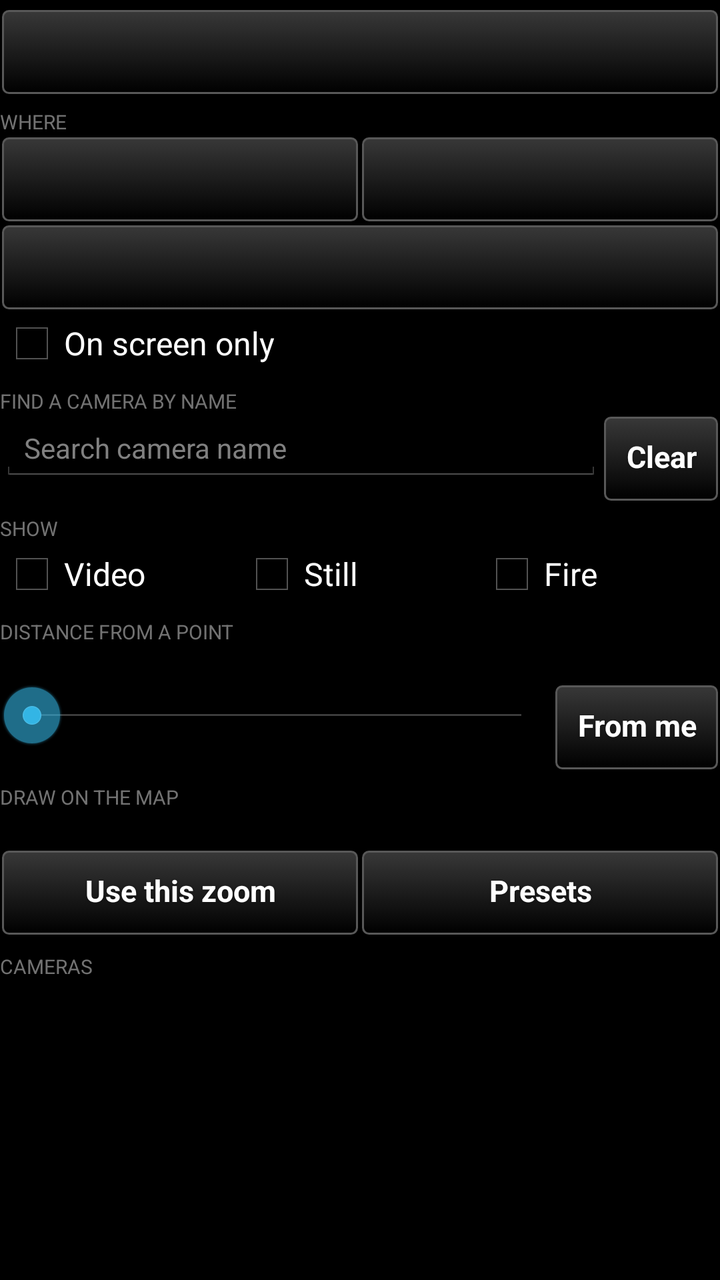
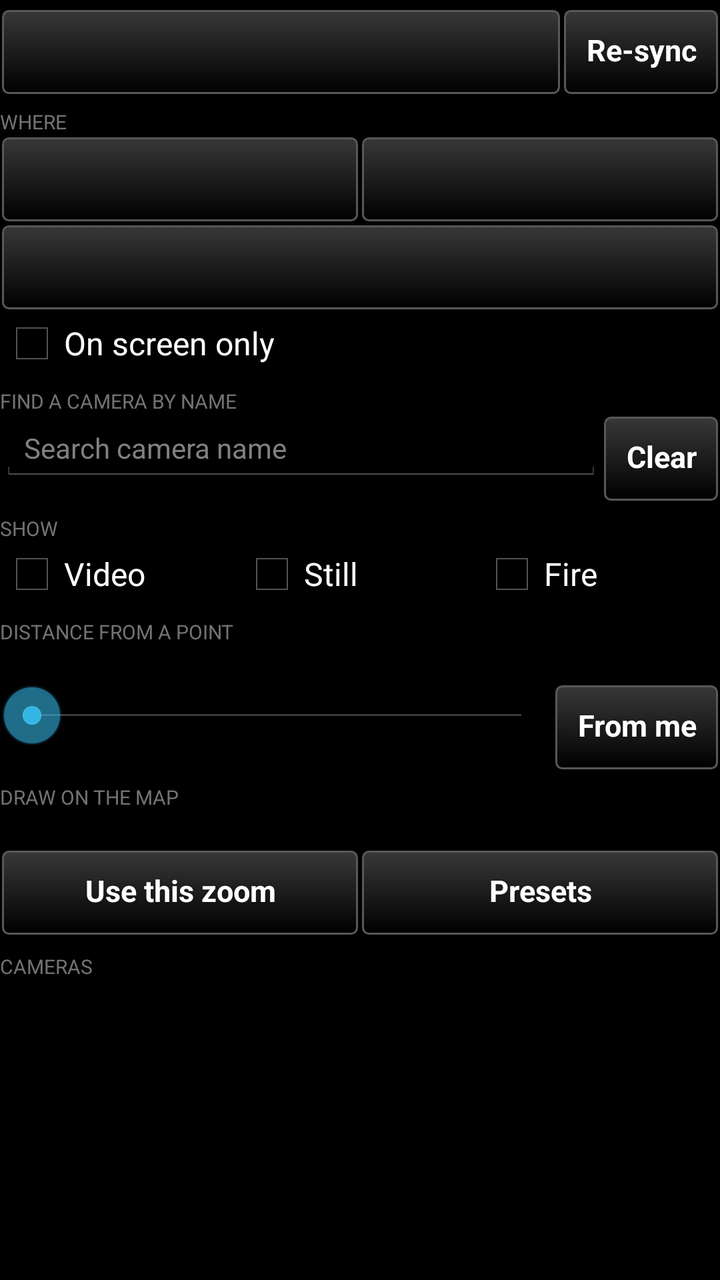

Compare the two renders of this Android layout. The source of the first and the diff that turns it into the second are given below.
<!-- AndroidManifest.xml: application theme AppTheme -->
<!-- res/layout/controls_header.xml -->
<?xml version="1.0" encoding="utf-8"?>
<LinearLayout xmlns:android="http://schemas.android.com/apk/res/android"
    android:layout_width="match_parent"
    android:layout_height="wrap_content"
    android:orientation="vertical">

    
    <Button
        style="@style/TakwerxButton"
        android:id="@+id/favorites"
        android:layout_width="match_parent"
        android:layout_height="wrap_content"
        android:layout_marginTop="4dp" />

    <TextView
        android:layout_width="match_parent"
        android:layout_height="wrap_content"
        android:text="Where"
        android:textSize="10sp"
        android:textAllCaps="true"
        android:paddingTop="6dp"
        android:alpha="0.6" />

    <LinearLayout
        android:layout_width="match_parent"
        android:layout_height="wrap_content"
        android:orientation="horizontal">

        <Button
        style="@style/TakwerxButton"
            android:id="@+id/state"
            android:layout_width="0dp"
            android:layout_weight="1"
            android:layout_height="wrap_content" />

        <Button
        style="@style/TakwerxButton"
            android:id="@+id/provider"
            android:layout_width="0dp"
            android:layout_weight="1"
            android:layout_height="wrap_content" />
    </LinearLayout>

    <Button
        style="@style/TakwerxButton"
        android:id="@+id/county"
        android:layout_width="match_parent"
        android:layout_height="wrap_content" />

    
    <CheckBox
        android:id="@+id/in_view"
        android:layout_width="match_parent"
        android:layout_height="wrap_content"
        android:text="On screen only" />

    <TextView
        android:layout_width="match_parent"
        android:layout_height="wrap_content"
        android:text="Find a camera by name"
        android:textSize="10sp"
        android:textAllCaps="true"
        android:paddingTop="6dp"
        android:alpha="0.6" />

    
    <LinearLayout
        android:layout_width="match_parent"
        android:layout_height="wrap_content"
        android:orientation="horizontal"
        android:baselineAligned="false">

        <EditText
            android:id="@+id/search"
            android:layout_width="0dp"
            android:layout_weight="1"
            android:layout_height="wrap_content"
            android:hint="@string/search_hint"
            android:inputType="text"
            android:maxLines="1"
            android:textSize="14sp" />

        <Button
            style="@style/TakwerxButton"
            android:id="@+id/search_clear"
            android:layout_width="wrap_content"
            android:layout_height="wrap_content"
            android:layout_gravity="center_vertical"
            android:text="@string/clear" />
    </LinearLayout>

    <TextView
        android:layout_width="match_parent"
        android:layout_height="wrap_content"
        android:text="Show"
        android:textSize="10sp"
        android:textAllCaps="true"
        android:paddingTop="6dp"
        android:alpha="0.6" />

    <LinearLayout
        android:layout_width="match_parent"
        android:layout_height="wrap_content"
        android:orientation="horizontal">

        <CheckBox
            android:id="@+id/live_only"
            android:layout_width="0dp"
            android:layout_weight="1"
            android:layout_height="wrap_content"
            android:text="Video" />

        <CheckBox
            android:id="@+id/still_only"
            android:layout_width="0dp"
            android:layout_weight="1"
            android:layout_height="wrap_content"
            android:text="Still" />

        <CheckBox
            android:id="@+id/fire_only"
            android:layout_width="0dp"
            android:layout_weight="1"
            android:layout_height="wrap_content"
            android:text="Fire" />
    </LinearLayout>

    <TextView
        android:layout_width="match_parent"
        android:layout_height="wrap_content"
        android:text="Distance from a point"
        android:textSize="10sp"
        android:textAllCaps="true"
        android:paddingTop="6dp"
        android:alpha="0.6" />

    <TextView
        android:id="@+id/radius_label"
        android:layout_width="match_parent"
        android:layout_height="wrap_content" />

    <LinearLayout
        android:layout_width="match_parent"
        android:layout_height="wrap_content"
        android:orientation="horizontal">

        <SeekBar
            android:id="@+id/radius"
            android:layout_width="0dp"
            android:layout_weight="1"
            android:layout_height="wrap_content"
            android:max="200" />

        <Button
        style="@style/TakwerxButton"
            android:id="@+id/pick_point"
            android:layout_width="wrap_content"
            android:layout_height="wrap_content"
            android:text="@string/pick_point" />
    </LinearLayout>

    <TextView
        android:layout_width="match_parent"
        android:layout_height="wrap_content"
        android:text="Draw on the map"
        android:textSize="10sp"
        android:textAllCaps="true"
        android:paddingTop="6dp"
        android:alpha="0.6" />

    <TextView
        android:id="@+id/zoom_label"
        android:layout_width="match_parent"
        android:layout_height="wrap_content" />

    <LinearLayout
        android:layout_width="match_parent"
        android:layout_height="wrap_content"
        android:orientation="horizontal">

        <Button
        style="@style/TakwerxButton"
            android:id="@+id/zoom_set"
            android:layout_width="0dp"
            android:layout_weight="1"
            android:layout_height="wrap_content"
            android:text="Use this zoom" />

        <Button
        style="@style/TakwerxButton"
            android:id="@+id/zoom_preset"
            android:layout_width="0dp"
            android:layout_weight="1"
            android:layout_height="wrap_content"
            android:text="Presets" />
    </LinearLayout>

    <TextView
        android:layout_width="match_parent"
        android:layout_height="wrap_content"
        android:text="Cameras"
        android:textSize="10sp"
        android:textAllCaps="true"
        android:paddingTop="8dp"
        android:alpha="0.6" />

</LinearLayout>
<!-- resources referenced by this layout -->
<resources>
  <string name="clear">Clear</string>
  <string name="pick_point">From me</string>
  <string name="search_hint">Search camera name</string>
  <style name="TakwerxButton" parent="@style/darkButton">
          <item name="android:paddingLeft">12dp</item>
          <item name="android:paddingRight">12dp</item>
          <item name="android:paddingTop">6dp</item>
          <item name="android:paddingBottom">8dp</item>
          <item name="android:minHeight">44dp</item>
          <item name="android:minWidth">0dp</item>
          <item name="android:textSize">15sp</item>
          <item name="android:singleLine">true</item>
          <item name="android:ellipsize">end</item>
      </style>
  <style name="AppTheme" parent="@android:style/Theme.Holo">
          <item name="android:buttonStyle">@android:style/Widget.Button</item>
          <item name="android:imageButtonStyle">@android:style/Widget.Button</item>
          <item name="android:buttonStyleToggle">@android:style/Widget.Button</item>
          <item name="android:spinnerStyle">@style/ATAKSpinner</item>
          <item name="android:spinnerItemStyle">@style/ATAKSpinnerItem</item>
          <item name="android:editTextStyle">@style/ATAKEditText</item>
      </style>
  <style name="darkButton" parent="@android:style/Widget.Button">
          <item name="android:background">@drawable/btn_gray</item>
          <item name="android:shadowColor">@color/darker_gray</item>
          <item name="android:shadowDy">1</item>
          <item name="android:shadowRadius">2</item>
          <item name="android:textColor">@color/white</item>
          <item name="android:textStyle">bold</item>
          <item name="android:paddingTop">0dp</item>
          <item name="android:paddingBottom">3dp</item>
          <item name="android:textSize">@dimen/fontSize</item>
      </style>
  <style name="ATAKSpinner" parent="@android:style/Widget.Spinner">
          <item name="android:spinnerMode">dialog</item>
      </style>
  <style name="ATAKSpinnerItem">
          <item name="android:textColor">@android:color/white</item>
          <item name="android:dropDownVerticalOffset">0dip</item>
          <item name="android:dropDownHorizontalOffset">0dip</item>
          <item name="android:dropDownWidth">wrap_content</item>
          <item name="android:gravity">left|center_vertical</item>
      </style>
  <style name="ATAKEditText" parent="@android:style/Widget.EditText">
          
          
  
          
          <item name="android:imeOptions">flagNoFullscreen</item>
      </style>
  <color name="darker_gray">#121212</color>
  <color name="white">#ffffff</color>
  <dimen name="fontSize">14sp</dimen>
  <!-- drawable new_dark_button_disabled (drawable) -->
  <?xml version="1.0" encoding="utf-8"?>
  <layer-list xmlns:android="http://schemas.android.com/apk/res/android">
      <item android:bottom="1dp" android:right="1dp" android:left="1dp" android:top="1dp">
          <shape android:shape="rectangle">
              <corners android:radius="3dp" />
              <stroke
                  android:width="1dp"
                  android:color="#484848" />
              <solid android:color="#484848" />
          </shape>
      </item>
  </layer-list>
  <!-- drawable new_dark_button_bg (drawable) -->
  <?xml version="1.0" encoding="utf-8"?>
  <layer-list xmlns:android="http://schemas.android.com/apk/res/android">
      <item android:bottom="1dp" android:right="1dp" android:left="1dp" android:top="1dp">
          <shape android:shape="rectangle">
              <corners android:radius="3dp" />
              <stroke
                  android:width="1dp"
                  android:color="#585858" />
              <gradient
                  android:startColor="#000000"
                  android:endColor="#383838"
                  android:angle="90"/>
          </shape>
      </item>
  </layer-list>
  <!-- unchanged entries left out for length: 2 -->
</resources>

<!-- the commit's change to res/layout/controls_header.xml (unified diff, before → after) -->
@@ -5,12 +5,28 @@
     android:orientation="vertical">
 
     
-    <Button
-        style="@style/TakwerxButton"
-        android:id="@+id/favorites"
-        android:layout_width="match_parent"
-        android:layout_height="wrap_content"
-        android:layout_marginTop="4dp" />
+    <LinearLayout
+        android:layout_width="match_parent"
+        android:layout_height="wrap_content"
+        android:orientation="horizontal"
+        android:baselineAligned="false"
+        android:layout_marginTop="4dp">
+
+        <Button
+            style="@style/TakwerxButton"
+            android:id="@+id/favorites"
+            android:layout_width="0dp"
+            android:layout_weight="1"
+            android:layout_height="wrap_content" />
+
+        
+        <Button
+            style="@style/TakwerxButton"
+            android:id="@+id/resync"
+            android:layout_width="wrap_content"
+            android:layout_height="wrap_content"
+            android:text="@string/resync" />
+    </LinearLayout>
 
     <TextView
         android:layout_width="match_parent"
<!-- resource entries referenced after the edit -->
@@ -2,6 +2,7 @@
 <resources>
   <string name="clear">Clear</string>
   <string name="pick_point">From me</string>
+  <string name="resync">Re-sync</string>
   <string name="search_hint">Search camera name</string>
   <style name="TakwerxButton" parent="@style/darkButton">
           <item name="android:paddingLeft">12dp</item>
